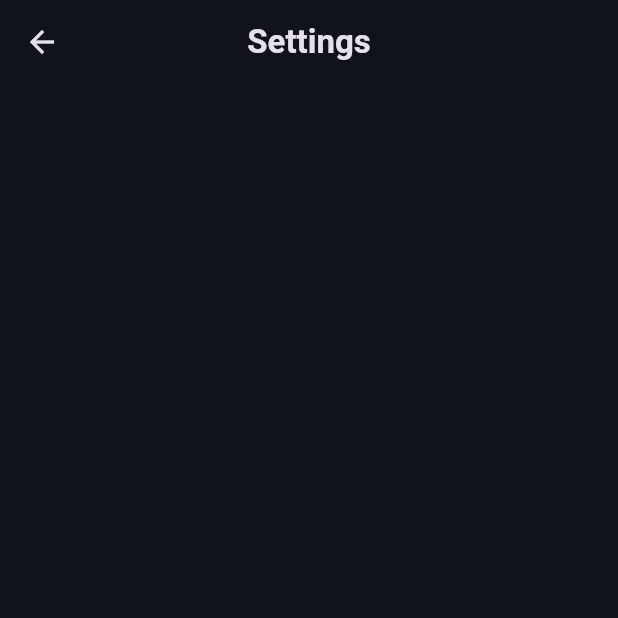
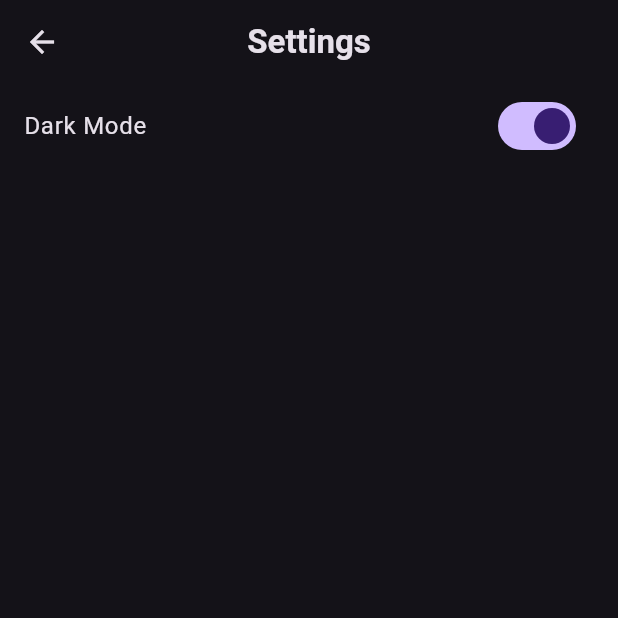
Before and after one commit to oreiscool/simple_notes, a Flutter app: the SettingsPage screen opened directly, on a phone screen of 412 x 824 dp, the top half of it. Run offline on Flutter 3.47's test engine with Material 3 defaults, Android fonts, the phone set to English and light mode, and no system bars; our stand-ins replace flutter_riverpod, hive_flutter; accounts and stored records are empty.

Commit message:
feat(theme): implement riverpod and theme toggle functionality

```diff
--- a/lib/pages/settings_page.dart
+++ b/lib/pages/settings_page.dart
@@ -1,20 +1,30 @@
 import 'package:flutter/material.dart';
+import 'package:flutter_riverpod/flutter_riverpod.dart';
+import 'package:simple_notes/provider/theme_provider.dart';
 
-class SettingsPage extends StatefulWidget {
+class SettingsPage extends ConsumerWidget {
   const SettingsPage({super.key});
 
   @override
-  State<SettingsPage> createState() => _SettingsPageState();
-}
+  Widget build(BuildContext context, WidgetRef ref) {
+    final isDarkMode = ref.watch(themeProvider) == ThemeMode.dark;
 
-class _SettingsPageState extends State<SettingsPage> {
-  @override
-  Widget build(BuildContext context) {
     return Scaffold(
       appBar: AppBar(
         title: Text('Settings', style: TextStyle(fontWeight: FontWeight.bold)),
         centerTitle: true,
       ),
+      body: ListView(
+        children: [
+          SwitchListTile(
+            title: Text('Dark Mode'),
+            value: isDarkMode,
+            onChanged: (value) {
+              ref.read(themeProvider.notifier).toggleTheme();
+            },
+          ),
+        ],
+      ),
     );
   }
 }
--- /dev/null
+++ b/lib/provider/theme_provider.dart
@@ -0,0 +1,13 @@
+import 'package:flutter/material.dart';
+import 'package:flutter_riverpod/flutter_riverpod.dart';
+
+final themeProvider = StateNotifierProvider<ThemeNotifier, ThemeMode>((ref) {
+  return ThemeNotifier();
+});
+
+class ThemeNotifier extends StateNotifier<ThemeMode> {
+  ThemeNotifier() : super(ThemeMode.dark);
+  void toggleTheme() {
+    state = state == ThemeMode.dark ? ThemeMode.light : ThemeMode.dark;
+  }
+}
```
Also changed, not shown: lib/main.dart (+10 -9 lines).
